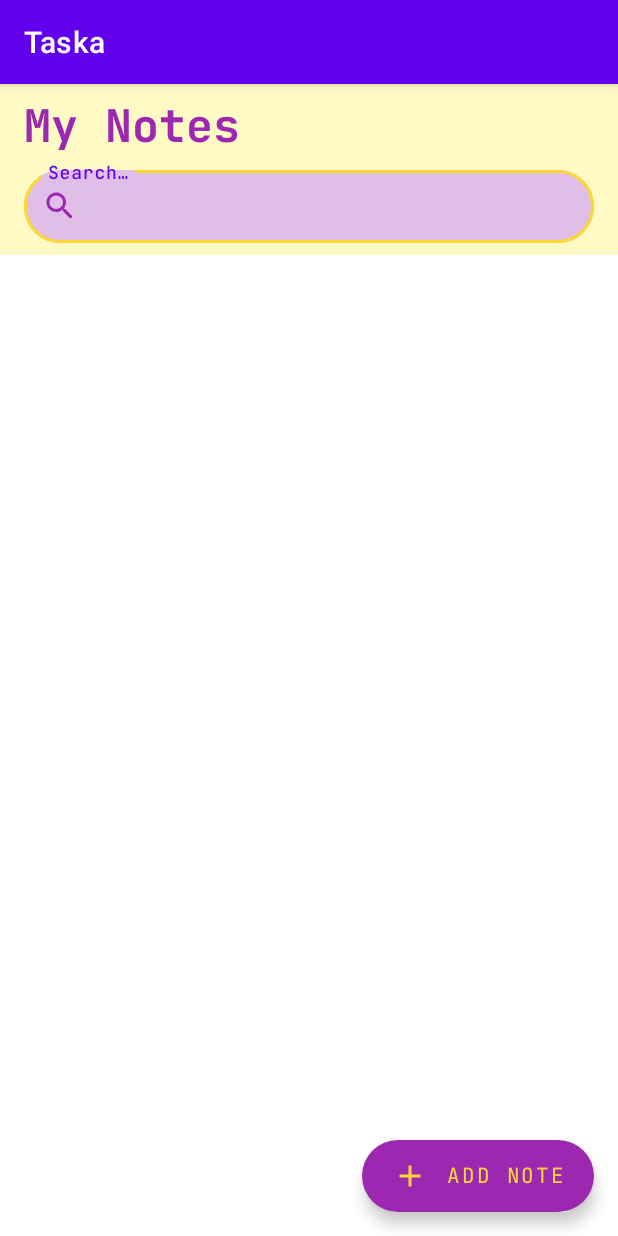
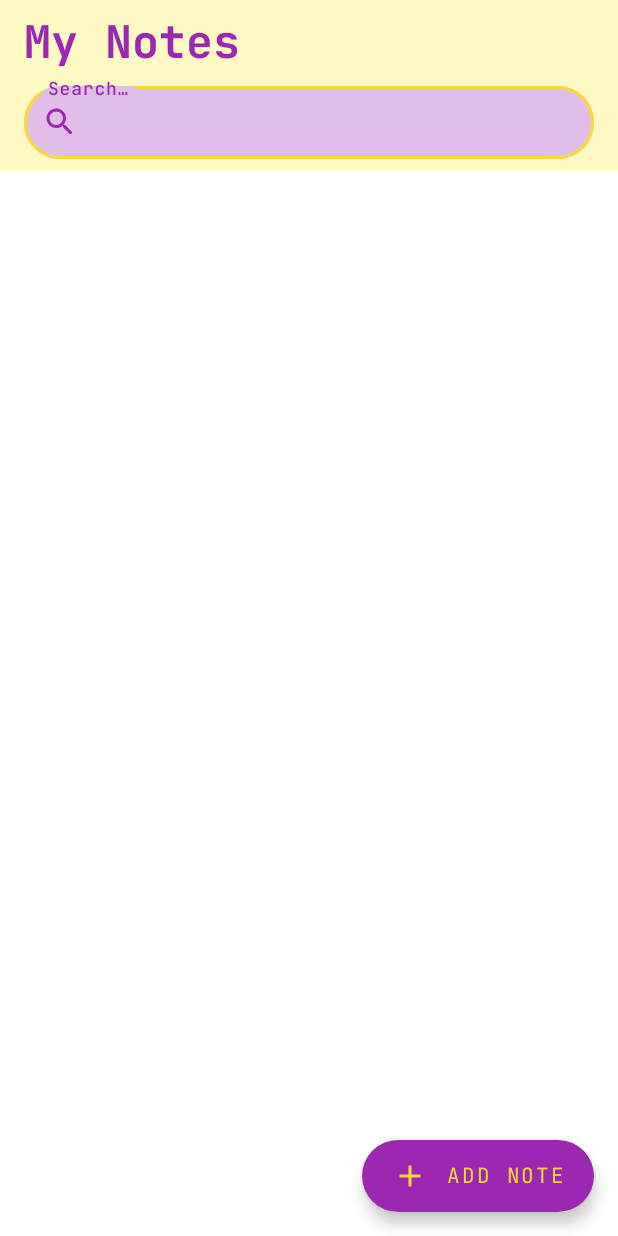
Before and after one commit to A4Gumel/Taska, an Android app: the screen it shows after launch (MainActivity), on a phone screen of 412 x 824 dp. Run offline under Robolectric (Android 15) with nearby library versions, the phone set to English and light mode, and no system bars.

Commit message:
UI Complete

```diff
--- a/app/src/main/res/values/themes.xml
+++ b/app/src/main/res/values/themes.xml
@@ -1,16 +1,17 @@
 <resources>
     <!-- Base application theme. -->
-    <style name="Theme.Taska" parent="Theme.MaterialComponents.DayNight.DarkActionBar">
+    <style name="Theme.Taska" parent="Theme.MaterialComponents.DayNight.NoActionBar">
         <!-- Primary brand color. -->
-        <item name="colorPrimary">@color/purple_500</item>
-        <item name="colorPrimaryVariant">@color/purple_700</item>
+        <item name="colorPrimary">@color/purple5</item>
+        <item name="colorPrimaryVariant">@color/purple2</item>
         <item name="colorOnPrimary">@color/white</item>
         <!-- Secondary brand color. -->
-        <item name="colorSecondary">@color/teal_200</item>
-        <item name="colorSecondaryVariant">@color/teal_700</item>
-        <item name="colorOnSecondary">@color/black</item>
+        <item name="colorSecondary">@color/yellow6</item>
+        <item name="colorSecondaryVariant">@color/yellow2</item>
+        <item name="colorOnSecondary">@color/purple5</item>
         <!-- Status bar color. -->
         <item name="android:statusBarColor">?attr/colorPrimaryVariant</item>
+        <item name="android:navigationBarColor">?attr/colorPrimaryVariant</item>
         <!-- Customize your theme here. -->
     </style>
 
```
